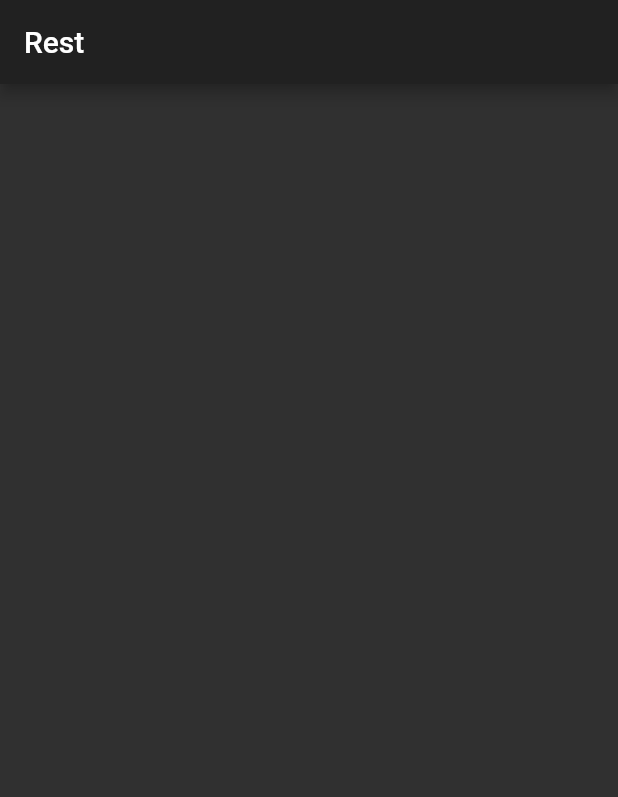
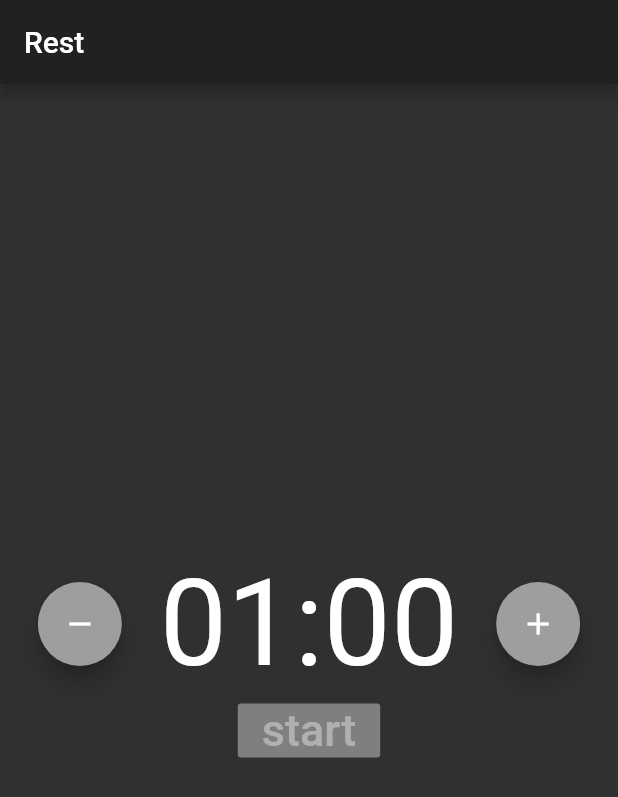
Before and after one commit to protiumx/rest, a Flutter app: the screen it shows after launch, on a phone screen of 412 x 824 dp. Shown: the top 797 px of the screen. Run offline on Flutter 3.47's test engine with Material 2 defaults, Android fonts, the phone set to English and light mode, and no system bars.

Commit message:
Basic UI
The app has a text field showing the current seconds of the countdown.
The text is the _currentSeconds formated to a time string.
Buttons for adding or substracting time (5 minutes)

```diff
--- a/lib/main.dart
+++ b/lib/main.dart
@@ -24,7 +24,7 @@ class MyHomePage extends StatefulWidget {
 
 class _MyHomePageState extends State<MyHomePage> {
   final int _defaultDuration = 1 * 60; // 20 minutes
-  final int _minChange = 5 * 60; // adds or substracts 5 minutes
+  final int _minDuration = 5 * 60; // adds or substracts 5 minutes
   final int _maxDuration = 60 * 60; // one hour
 
   // State
@@ -51,6 +51,13 @@ class _MyHomePageState extends State<MyHomePage> {
     super.dispose();
   }
 
+  void changeTimerDuration(bool substract) {
+    setState(() {
+      int newTimer = substract ? _currentSeconds - _minDuration : _currentSeconds + _minDuration;
+      _currentSeconds = newTimer;
+    });
+  }
+
   @override
   Widget build(BuildContext context) {
     return Scaffold(
@@ -60,6 +67,51 @@ class _MyHomePageState extends State<MyHomePage> {
       body: Center(
         child: Column(
           mainAxisAlignment: MainAxisAlignment.center,
+          children: <Widget>[
+            Row(
+              mainAxisAlignment: MainAxisAlignment.spaceEvenly,
+              children: <Widget>[
+                Visibility(
+                  visible: !_started,
+                  maintainSize: true,
+                  maintainAnimation: true,
+                  maintainState: true,
+                  child: FloatingActionButton(
+                      backgroundColor: Colors.grey,
+                      onPressed:
+                          _started ? null : () => changeTimerDuration(true),
+                      tooltip: 'substract 5 min',
+                      child: Icon(
+                        Icons.remove,
+                        color: Colors.white,
+                      )),
+                ),
+                Text(
+                  _currentSeconds < 0 ? '' : formatTime(_currentSeconds),
+                  style: TextStyle(fontSize: 80),
+                ),
+                Visibility(
+                  visible: !_started,
+                  maintainSize: true,
+                  maintainAnimation: true,
+                  maintainState: true,
+                  child: FloatingActionButton(
+                      backgroundColor: Colors.grey,
+                      onPressed:
+                          _started ? null : () => changeTimerDuration(false),
+                      tooltip: 'add 5 min',
+                      child: Icon(
+                        Icons.add,
+                        color: Colors.white,
+                      )),
+                ),
+              ],
+            ),
+            RaisedButton(
+              onPressed: null,
+              child: Text(_started ? 'stop' : 'start', style: TextStyle(fontSize: 30)),
+            ),
+          ],
         ),
       ),
     );
```
